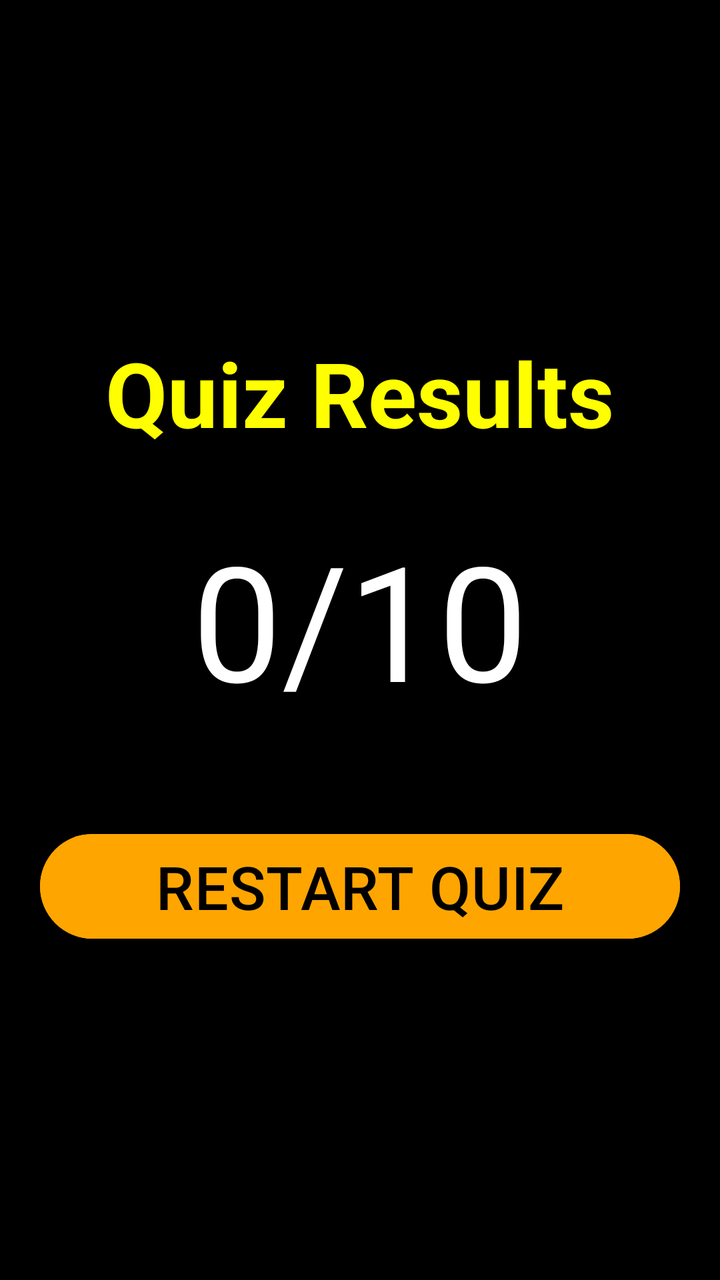
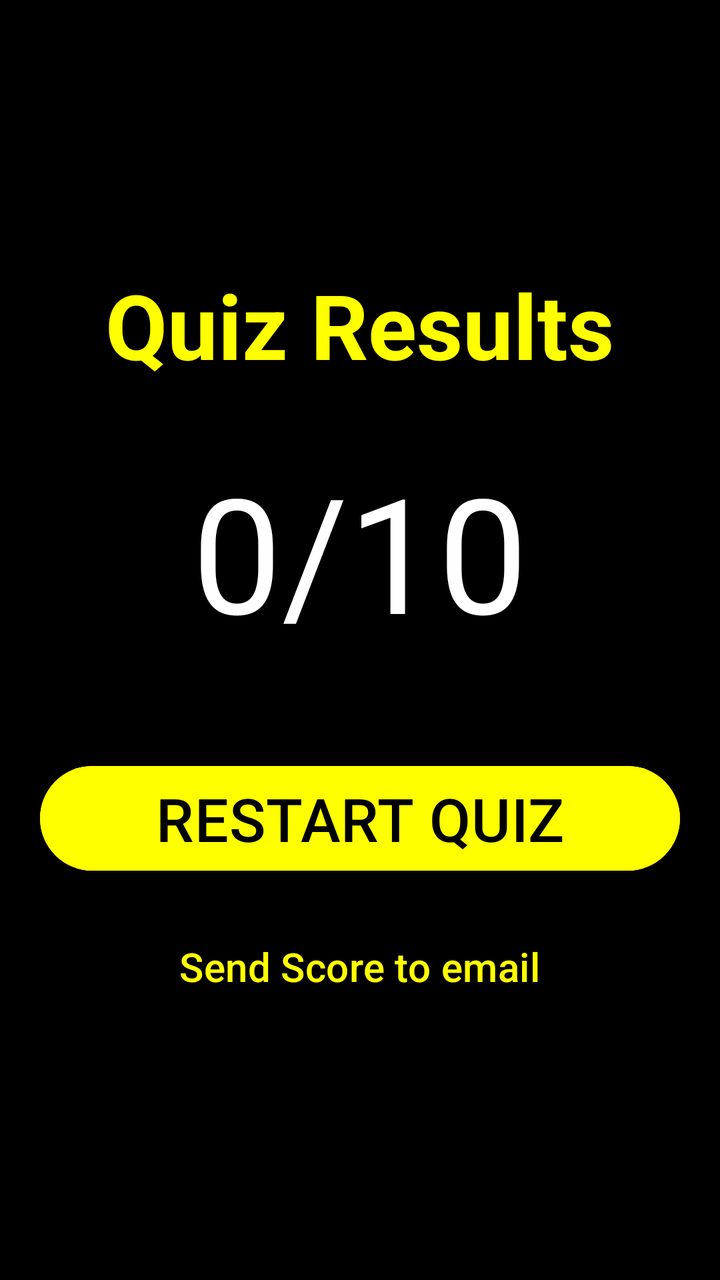

Two renders of the same Android screen: before a commit and after it. Below are the layout's source before the change and the commit's diff.
<!-- AndroidManifest.xml: application theme Theme.QuizappEL -->
<!-- res/layout/activity_score.xml -->
<?xml version="1.0" encoding="utf-8"?>
<LinearLayout xmlns:android="http://schemas.android.com/apk/res/android"
    android:layout_width="match_parent"
    android:layout_height="match_parent"
    android:orientation="vertical"
    android:gravity="center"
    android:background="@color/black"
    android:padding="20dp">

    <TextView
        android:layout_width="wrap_content"
        android:layout_height="wrap_content"
        android:text="Quiz Results"
        android:textColor="@color/yellow"
        android:textSize="45sp"
        android:textStyle="bold" />

    <TextView
        android:id="@+id/finalScoreTV"
        android:layout_width="wrap_content"
        android:layout_height="wrap_content"
        android:layout_marginTop="30dp"
        android:text="0/10"
        android:textColor="@color/white"
        android:textSize="80sp" />

    <Button
        android:id="@+id/restartBTN"
        android:layout_width="match_parent"
        android:layout_height="wrap_content"
        android:text="RESTART QUIZ"
        android:textSize="30sp"
        android:layout_marginTop="50dp"
        android:backgroundTint="@color/orange"
        android:textColor="@color/black" />
</LinearLayout>
<!-- resources referenced by this layout -->
<resources>
  <color name="black">#FF000000</color>
  <color name="orange">#FFA500</color>
  <color name="white">#FFFFFFFF</color>
  <color name="yellow">#FFFF00</color>
  <style name="Theme.QuizappEL" parent="Base.Theme.QuizappEL" />
  <style name="Base.Theme.QuizappEL" parent="Theme.Material3.DayNight.NoActionBar">
          
          
      </style>
</resources>

<!-- the commit's change to res/layout/activity_score.xml (unified diff, before → after) -->
@@ -31,6 +31,19 @@
         android:text="RESTART QUIZ"
         android:textSize="30sp"
         android:layout_marginTop="50dp"
-        android:backgroundTint="@color/orange"
+        android:backgroundTint="@color/yellow"
         android:textColor="@color/black" />
+
+    <Button
+        android:id="@+id/SendEmailBTN"
+        android:layout_width="wrap_content"
+        android:layout_height="wrap_content"
+        android:text="Send Score to email"
+        android:textSize="20sp"
+        android:layout_marginTop="20dp"
+        android:backgroundTint="@color/black"
+        android:textColor="@color/yellow" />
+
+
+
 </LinearLayout>
<!-- resource entries referenced after the edit -->
@@ -1,7 +1,6 @@
 <!-- resources referenced by this layout -->
 <resources>
   <color name="black">#FF000000</color>
-  <color name="orange">#FFA500</color>
   <color name="white">#FFFFFFFF</color>
   <color name="yellow">#FFFF00</color>
   <style name="Theme.QuizappEL" parent="Base.Theme.QuizappEL" />
